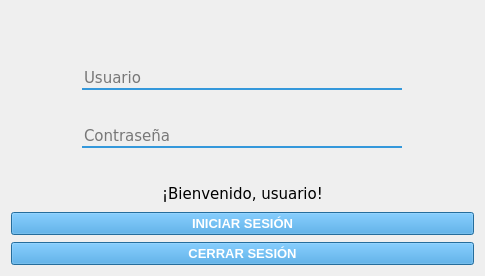
Before: the Qt Designer form login.ui in RiaJ16/H-Tech_SIG, drawn with Qt 5.
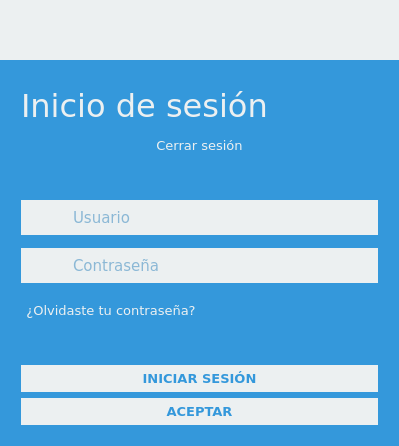
After: the same form once the commit is applied. Icons and pictures are not drawn.

Diff of the .ui file:
```diff
--- a/login.ui
+++ b/login.ui
@@ -6,8 +6,8 @@
    <rect>
     <x>0</x>
     <y>0</y>
-    <width>485</width>
-    <height>276</height>
+    <width>399</width>
+    <height>446</height>
    </rect>
   </property>
   <property name="windowTitle">
@@ -18,24 +18,80 @@
     <normaloff>:/sigrdap/icons/usuario.png</normaloff>:/sigrdap/icons/usuario.png</iconset>
   </property>
   <property name="styleSheet">
-   <string notr="true">QLineEdit {
-background-color: transparent;
-border-style: solid;
-border-bottom: 2px solid #3498db;}
+   <string notr="true">QWidget{
+	background-color: #3498db;
+}
+
+QLineEdit {
+color: #2980b9;
+background-color: #ecf0f1;
+border-style: none;
+padding-left: 15px;
+}
 
 QPushButton:enabled{
-background-color: #3498db;
-color: rgb(255, 255, 255);
+background-color: #ecf0f1;
+color: #3498db;
 }
 
 QPushButton:disabled{
 background-color: #adc1ce;
 color: rgb(255, 255, 255);
-}</string>
+}
+
+</string>
   </property>
-  <layout class="QVBoxLayout" name="verticalLayout">
+  <layout class="QVBoxLayout" name="verticalLayout_2">
+   <property name="leftMargin">
+    <number>0</number>
+   </property>
+   <property name="topMargin">
+    <number>0</number>
+   </property>
+   <property name="rightMargin">
+    <number>0</number>
+   </property>
+   <property name="bottomMargin">
+    <number>0</number>
+   </property>
+   <item>
+    <widget class="QFrame" name="frame">
+     <property name="sizePolicy">
+      <sizepolicy hsizetype="Preferred" vsizetype="Fixed">
+       <horstretch>0</horstretch>
+       <verstretch>0</verstretch>
+      </sizepolicy>
+     </property>
+     <property name="minimumSize">
+      <size>
+       <width>0</width>
+       <height>35</height>
+      </size>
+     </property>
+     <property name="styleSheet">
+      <string notr="true">background-color: #ecf0f1;</string>
+     </property>
+     <property name="frameShape">
+      <enum>QFrame::NoFrame</enum>
+     </property>
+     <property name="frameShadow">
+      <enum>QFrame::Raised</enum>
+     </property>
+     <layout class="QHBoxLayout" name="horizontalLayout">
    <property name="spacing">
-    <number>7</number>
+       <number>0</number>
+      </property>
+      <property name="leftMargin">
+       <number>0</number>
+      </property>
+      <property name="topMargin">
+       <number>0</number>
+      </property>
+      <property name="rightMargin">
+       <number>0</number>
+      </property>
+      <property name="bottomMargin">
+       <number>0</number>
    </property>
    <item>
     <widget class="QLabel" name="logo">
@@ -48,18 +104,272 @@
     </widget>
    </item>
    <item>
-    <widget class="QLabel" name="spacer1">
+       <spacer name="horizontalSpacer">
+        <property name="orientation">
+         <enum>Qt::Horizontal</enum>
+        </property>
+        <property name="sizeHint" stdset="0">
+         <size>
+          <width>40</width>
+          <height>20</height>
+         </size>
+        </property>
+       </spacer>
+      </item>
+      <item>
+       <layout class="QVBoxLayout" name="verticalLayout_6">
+        <property name="spacing">
+         <number>0</number>
+        </property>
+        <item>
+         <widget class="QPushButton" name="botonCerrar">
+          <property name="sizePolicy">
+           <sizepolicy hsizetype="Fixed" vsizetype="Fixed">
+            <horstretch>0</horstretch>
+            <verstretch>0</verstretch>
+           </sizepolicy>
+          </property>
+          <property name="minimumSize">
+           <size>
+            <width>50</width>
+            <height>50</height>
+           </size>
+          </property>
+          <property name="maximumSize">
+           <size>
+            <width>50</width>
+            <height>50</height>
+           </size>
+          </property>
+          <property name="focusPolicy">
+           <enum>Qt::NoFocus</enum>
+          </property>
+          <property name="styleSheet">
+           <string notr="true">:enabled{
+	color: black;
+	border: none;
+	padding: 5px;
+}
+
+:disabled{
+	color: black;
+}
+
+:pressed{
+	background-color: black;
+}
+
+:hover{
+	background-color: #e74c3c;
+	border: none;
+}</string>
+          </property>
      <property name="text">
       <string/>
      </property>
-    </widget>
-   </item>
-   <item alignment="Qt::AlignHCenter">
+          <property name="icon">
+           <iconset>
+            <normaloff>:/General/icons/closeicon-d.png</normaloff>:/General/icons/closeicon-d.png</iconset>
+          </property>
+          <property name="iconSize">
+           <size>
+            <width>24</width>
+            <height>24</height>
+           </size>
+          </property>
+          <property name="flat">
+           <bool>false</bool>
+          </property>
+         </widget>
+        </item>
+        <item>
+         <spacer name="verticalSpacer_6">
+          <property name="orientation">
+           <enum>Qt::Vertical</enum>
+          </property>
+          <property name="sizeHint" stdset="0">
+           <size>
+            <width>20</width>
+            <height>10</height>
+           </size>
+          </property>
+         </spacer>
+        </item>
+       </layout>
+      </item>
+     </layout>
+    </widget>
+   </item>
+   <item>
+    <layout class="QVBoxLayout" name="verticalLayout">
+     <property name="leftMargin">
+      <number>21</number>
+     </property>
+     <property name="topMargin">
+      <number>21</number>
+     </property>
+     <property name="rightMargin">
+      <number>21</number>
+     </property>
+     <property name="bottomMargin">
+      <number>21</number>
+     </property>
+     <item>
+      <widget class="QLabel" name="labelBienvenido">
+       <property name="sizePolicy">
+        <sizepolicy hsizetype="MinimumExpanding" vsizetype="Preferred">
+         <horstretch>0</horstretch>
+         <verstretch>0</verstretch>
+        </sizepolicy>
+       </property>
+       <property name="minimumSize">
+        <size>
+         <width>205</width>
+         <height>0</height>
+        </size>
+       </property>
+       <property name="font">
+        <font>
+         <family>Verdana</family>
+         <pointsize>24</pointsize>
+        </font>
+       </property>
+       <property name="styleSheet">
+        <string notr="true">color: #ecf0f1;</string>
+       </property>
+       <property name="text">
+        <string>&lt;html&gt;&lt;head/&gt;&lt;body&gt;&lt;p&gt;Inicio de sesión&lt;/p&gt;&lt;/body&gt;&lt;/html&gt;</string>
+       </property>
+       <property name="wordWrap">
+        <bool>false</bool>
+       </property>
+      </widget>
+     </item>
+     <item>
+      <layout class="QHBoxLayout" name="horizontalLayout_5">
+       <item>
+        <widget class="QLabel" name="spacerC1">
+         <property name="text">
+          <string/>
+         </property>
+        </widget>
+       </item>
+       <item>
+        <widget class="QPushButton" name="botonLogout">
+         <property name="font">
+          <font>
+           <family>Verdana</family>
+           <pointsize>10</pointsize>
+           <weight>50</weight>
+           <bold>false</bold>
+          </font>
+         </property>
+         <property name="cursor">
+          <cursorShape>PointingHandCursor</cursorShape>
+         </property>
+         <property name="focusPolicy">
+          <enum>Qt::TabFocus</enum>
+         </property>
+         <property name="styleSheet">
+          <string notr="true">:enabled{
+	color: #ecf0f1;
+	border: none;
+	background-color: transparent;
+	padding: 5px;
+}
+
+:disabled{
+	color: #ecf0f1;
+}
+
+:pressed{
+	color: black;
+}
+
+:hover{
+	color: white;
+}</string>
+         </property>
+         <property name="text">
+          <string>Cerrar sesión</string>
+         </property>
+         <property name="flat">
+          <bool>true</bool>
+         </property>
+        </widget>
+       </item>
+       <item>
+        <widget class="QLabel" name="spacerC2">
+         <property name="text">
+          <string/>
+         </property>
+        </widget>
+       </item>
+      </layout>
+     </item>
+     <item>
+      <widget class="QLabel" name="spacer2">
+       <property name="text">
+        <string/>
+       </property>
+      </widget>
+     </item>
+     <item>
+      <layout class="QHBoxLayout" name="horizontalLayout_2">
+       <property name="spacing">
+        <number>0</number>
+       </property>
+       <item>
+        <widget class="QPushButton" name="iconUser">
+         <property name="sizePolicy">
+          <sizepolicy hsizetype="Minimum" vsizetype="Fixed">
+           <horstretch>0</horstretch>
+           <verstretch>0</verstretch>
+          </sizepolicy>
+         </property>
+         <property name="minimumSize">
+          <size>
+           <width>35</width>
+           <height>35</height>
+          </size>
+         </property>
+         <property name="maximumSize">
+          <size>
+           <width>35</width>
+           <height>16777215</height>
+          </size>
+         </property>
+         <property name="focusPolicy">
+          <enum>Qt::NoFocus</enum>
+         </property>
+         <property name="styleSheet">
+          <string notr="true">margin: 0;
+border: none;</string>
+         </property>
+         <property name="text">
+          <string/>
+         </property>
+         <property name="icon">
+          <iconset>
+           <normaloff>:/General/icons/usericon-i.png</normaloff>:/General/icons/usericon-i.png</iconset>
+         </property>
+         <property name="iconSize">
+          <size>
+           <width>35</width>
+           <height>35</height>
+          </size>
+         </property>
+         <property name="flat">
+          <bool>true</bool>
+         </property>
+        </widget>
+       </item>
+       <item>
     <widget class="QLineEdit" name="editUsuario">
      <property name="minimumSize">
       <size>
        <width>320</width>
-       <height>0</height>
+           <height>35</height>
       </size>
      </property>
      <property name="font">
@@ -82,19 +392,80 @@
      </property>
     </widget>
    </item>
+      </layout>
+     </item>
    <item>
-    <widget class="QLabel" name="spacer2">
+      <spacer name="verticalSpacer_2">
+       <property name="orientation">
+        <enum>Qt::Vertical</enum>
+       </property>
+       <property name="sizeType">
+        <enum>QSizePolicy::Fixed</enum>
+       </property>
+       <property name="sizeHint" stdset="0">
+        <size>
+         <width>20</width>
+         <height>7</height>
+        </size>
+       </property>
+      </spacer>
+     </item>
+     <item>
+      <layout class="QHBoxLayout" name="horizontalLayout_3">
+       <property name="spacing">
+        <number>0</number>
+       </property>
+       <item>
+        <widget class="QPushButton" name="iconLock">
+         <property name="sizePolicy">
+          <sizepolicy hsizetype="Minimum" vsizetype="Fixed">
+           <horstretch>0</horstretch>
+           <verstretch>0</verstretch>
+          </sizepolicy>
+         </property>
+         <property name="minimumSize">
+          <size>
+           <width>35</width>
+           <height>35</height>
+          </size>
+         </property>
+         <property name="maximumSize">
+          <size>
+           <width>35</width>
+           <height>16777215</height>
+          </size>
+         </property>
+         <property name="focusPolicy">
+          <enum>Qt::NoFocus</enum>
+         </property>
+         <property name="styleSheet">
+          <string notr="true">margin: 0;
+border: none;</string>
+         </property>
      <property name="text">
       <string/>
      </property>
-    </widget>
-   </item>
-   <item alignment="Qt::AlignHCenter">
+         <property name="icon">
+          <iconset>
+           <normaloff>:/General/icons/lockicon-i.png</normaloff>:/General/icons/lockicon-i.png</iconset>
+         </property>
+         <property name="iconSize">
+          <size>
+           <width>35</width>
+           <height>35</height>
+          </size>
+         </property>
+         <property name="flat">
+          <bool>true</bool>
+         </property>
+        </widget>
+       </item>
+       <item>
     <widget class="QLineEdit" name="editPassword">
      <property name="minimumSize">
       <size>
        <width>320</width>
-       <height>0</height>
+           <height>35</height>
       </size>
      </property>
      <property name="font">
@@ -114,23 +485,80 @@
      </property>
     </widget>
    </item>
+      </layout>
+     </item>
    <item>
-    <widget class="QLabel" name="spacer3">
-     <property name="text">
-      <string/>
-     </property>
-    </widget>
+      <spacer name="verticalSpacer">
+       <property name="orientation">
+        <enum>Qt::Vertical</enum>
+       </property>
+       <property name="sizeType">
+        <enum>QSizePolicy::Fixed</enum>
+       </property>
+       <property name="sizeHint" stdset="0">
+        <size>
+         <width>20</width>
+         <height>7</height>
+        </size>
+       </property>
+      </spacer>
    </item>
    <item>
-    <widget class="QLabel" name="labelBienvenido">
+      <layout class="QHBoxLayout" name="horizontalLayout_6">
+       <item>
+        <widget class="QPushButton" name="botonForgot">
      <property name="font">
       <font>
        <family>Verdana</family>
-       <pointsize>11</pointsize>
-      </font>
-     </property>
+           <pointsize>10</pointsize>
+           <weight>50</weight>
+           <bold>false</bold>
+          </font>
+         </property>
+         <property name="cursor">
+          <cursorShape>PointingHandCursor</cursorShape>
+         </property>
+         <property name="focusPolicy">
+          <enum>Qt::TabFocus</enum>
+         </property>
+         <property name="styleSheet">
+          <string notr="true">:enabled{
+	color: #ecf0f1;
+	border: none;
+	background-color: transparent;
+	padding: 5px;
+}
+
+:disabled{
+	color: #ecf0f1;
+}
+
+:pressed{
+	color: black;
+}
+
+:hover{
+	color: white;
+}</string>
+         </property>
      <property name="text">
-      <string>&lt;html&gt;&lt;head/&gt;&lt;body&gt;&lt;p align=&quot;center&quot;&gt;¡Bienvenido, usuario!&lt;/p&gt;&lt;/body&gt;&lt;/html&gt;</string>
+          <string>¿Olvidaste tu contraseña?</string>
+         </property>
+        </widget>
+       </item>
+       <item>
+        <widget class="QLabel" name="spacerF1">
+         <property name="text">
+          <string/>
+         </property>
+        </widget>
+       </item>
+      </layout>
+     </item>
+     <item>
+      <widget class="QLabel" name="spacer1">
+       <property name="text">
+        <string/>
      </property>
     </widget>
    </item>
@@ -138,14 +566,28 @@
     <widget class="QPushButton" name="botonLogin">
      <property name="font">
       <font>
-       <family>MS Shell Dlg 2</family>
+         <family>Verdana</family>
        <pointsize>10</pointsize>
        <weight>75</weight>
        <bold>true</bold>
       </font>
      </property>
      <property name="styleSheet">
-      <string notr="true"/>
+        <string notr="true">:enabled{
+	padding: 5px;
+	border: none;
+}
+
+:disabled{
+	padding: 5px;
+	border: none;
+}
+
+:hover{
+	padding: 5px;
+	background-color: white;
+	color: #2980b9;
+}</string>
      </property>
      <property name="text">
       <string>INICIAR SESIÓN</string>
@@ -153,23 +595,40 @@
     </widget>
    </item>
    <item>
-    <widget class="QPushButton" name="botonLogout">
+      <widget class="QPushButton" name="botonAceptar">
      <property name="font">
       <font>
+         <family>Verdana</family>
        <pointsize>10</pointsize>
        <weight>75</weight>
        <bold>true</bold>
       </font>
      </property>
      <property name="styleSheet">
-      <string notr="true"/>
+        <string notr="true">:enabled{
+	padding: 5px;
+	border: none;
+}
+
+:disabled{
+	padding: 5px;
+	border: none;
+}
+
+:hover{
+	padding: 5px;
+	background-color: white;
+	color: #2980b9;
+}</string>
      </property>
      <property name="text">
-      <string>CERRAR SESIÓN</string>
+        <string>ACEPTAR</string>
      </property>
     </widget>
    </item>
   </layout>
+   </item>
+  </layout>
  </widget>
  <resources/>
  <connections/>
```
Left out of the diff: 14 changed lines with no effect on the pictures. Lines whose indentation alone changed are shown as unchanged.
